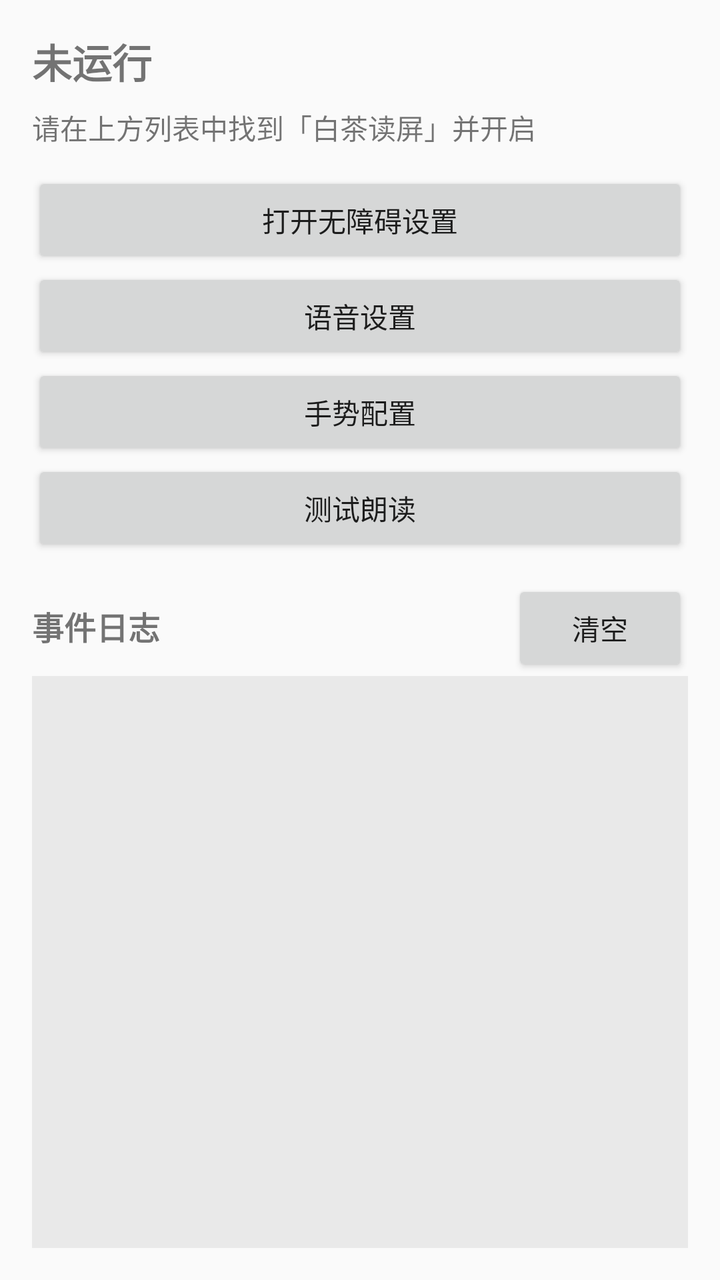
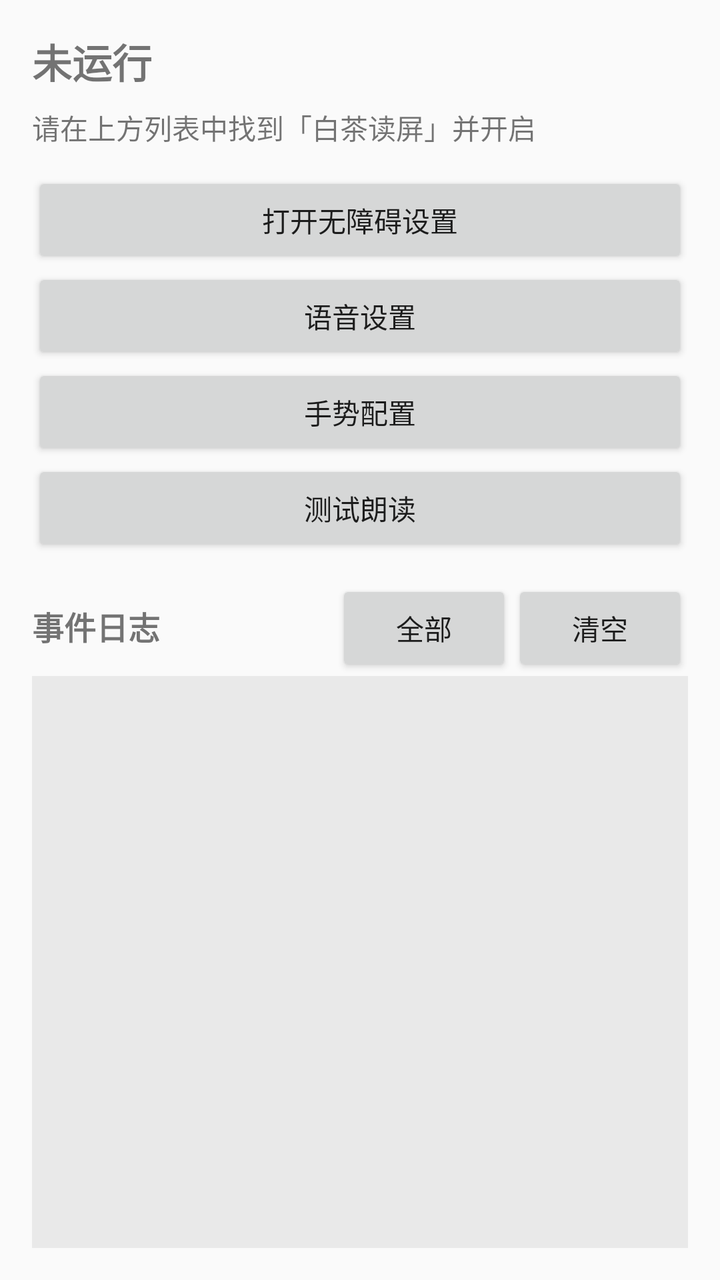

Two renders of the same Android screen: before a commit and after it. Below are the layout's source before the change and the commit's diff.
<!-- AndroidManifest.xml: application theme Theme.BaiChaReader -->
<!-- res/layout/activity_main.xml -->
<?xml version="1.0" encoding="utf-8"?>
<LinearLayout xmlns:android="http://schemas.android.com/apk/res/android"
    android:layout_width="match_parent"
    android:layout_height="match_parent"
    android:orientation="vertical"
    android:padding="16dp">

    <TextView
        android:id="@+id/tvStatus"
        android:layout_width="match_parent"
        android:layout_height="wrap_content"
        android:textSize="20sp"
        android:textStyle="bold"
        android:paddingBottom="8dp"
        android:text="@string/status_stopped" />

    <TextView
        android:id="@+id/tvHint"
        android:layout_width="match_parent"
        android:layout_height="wrap_content"
        android:textSize="14sp"
        android:paddingBottom="12dp"
        android:text="@string/hint_enable" />

    <Button
        android:id="@+id/btnSettings"
        android:layout_width="match_parent"
        android:layout_height="wrap_content"
        android:text="@string/btn_open_settings" />

    <Button
        android:id="@+id/btnTtsSettings"
        android:layout_width="match_parent"
        android:layout_height="wrap_content"
        android:text="@string/btn_tts_settings" />

    <Button
        android:id="@+id/btnGestureSettings"
        android:layout_width="match_parent"
        android:layout_height="48dp"
        android:minHeight="48dp"
        android:text="@string/gesture_settings_title" />

    <Button
        android:id="@+id/btnTest"
        android:layout_width="match_parent"
        android:layout_height="wrap_content"
        android:text="测试朗读" />

    <LinearLayout
        android:layout_width="match_parent"
        android:layout_height="wrap_content"
        android:orientation="horizontal"
        android:paddingTop="12dp">

        <TextView
            android:id="@+id/tvLogTitle"
            android:layout_width="0dp"
            android:layout_weight="1"
            android:layout_height="wrap_content"
            android:textSize="16sp"
            android:textStyle="bold"
            android:text="@string/log_title" />

        <Button
            android:id="@+id/btnClear"
            android:layout_width="wrap_content"
            android:layout_height="wrap_content"
            android:text="@string/btn_clear_log" />
    </LinearLayout>

    
    <ScrollView
        android:id="@+id/scrollLog"
        android:layout_width="match_parent"
        android:layout_height="0dp"
        android:layout_weight="1"
        android:background="#11000000"
        android:padding="8dp"
        android:saveEnabled="false">
        <TextView
            android:id="@+id/tvLog"
            android:layout_width="match_parent"
            android:layout_height="wrap_content"
            android:textSize="12sp"
            android:fontFamily="monospace"
            android:textIsSelectable="true"
            android:saveEnabled="false" />
    </ScrollView>

</LinearLayout>
<!-- resources referenced by this layout -->
<resources>
  <string name="btn_clear_log">清空</string>
  <string name="btn_open_settings">打开无障碍设置</string>
  <string name="btn_tts_settings">语音设置</string>
  <string name="gesture_settings_title">手势配置</string>
  <string name="hint_enable">请在上方列表中找到「白茶读屏」并开启</string>
  <string name="log_title">事件日志</string>
  <string name="status_stopped">未运行</string>
  <style name="Theme.BaiChaReader" parent="Theme.AppCompat.DayNight.NoActionBar">
          <item name="colorPrimary">#FF1A73E8</item>
          <item name="colorPrimaryDark">#FF174EA6</item>
          <item name="colorAccent">#FF1A73E8</item>
      </style>
</resources>

<!-- the commit's change to res/layout/activity_main.xml (unified diff, before → after) -->
@@ -63,9 +63,17 @@
             android:text="@string/log_title" />
 
         <Button
+            android:id="@+id/btnLogFilter"
+            android:layout_width="wrap_content"
+            android:layout_height="48dp"
+            android:minHeight="48dp"
+            android:text="@string/log_filter_all" />
+
+        <Button
             android:id="@+id/btnClear"
             android:layout_width="wrap_content"
-            android:layout_height="wrap_content"
+            android:layout_height="48dp"
+            android:minHeight="48dp"
             android:text="@string/btn_clear_log" />
     </LinearLayout>
 
<!-- resource entries referenced after the edit -->
@@ -5,6 +5,7 @@
   <string name="btn_tts_settings">语音设置</string>
   <string name="gesture_settings_title">手势配置</string>
   <string name="hint_enable">请在上方列表中找到「白茶读屏」并开启</string>
+  <string name="log_filter_all">全部</string>
   <string name="log_title">事件日志</string>
   <string name="status_stopped">未运行</string>
   <style name="Theme.BaiChaReader" parent="Theme.AppCompat.DayNight.NoActionBar">
